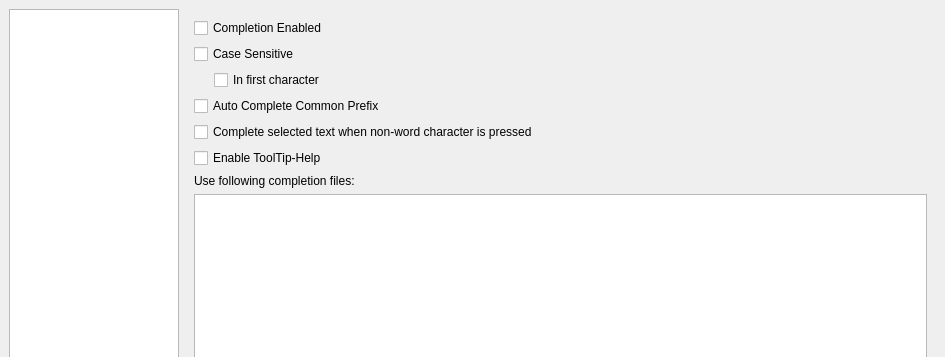
Before: the Qt Designer form configdialog.ui in svn2github/texstudio-trunk, drawn with Qt 5; both pictures show x 0 to 945 and y 0 to 357 of the 945 by 626 pixel window.
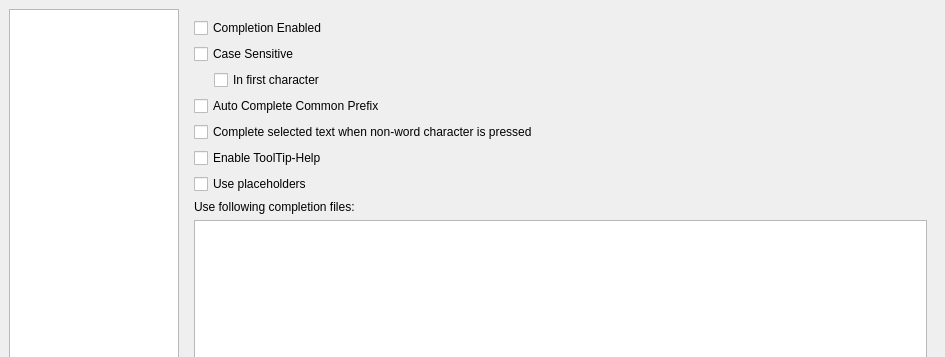
After: the same form once the commit is applied. The open tabs and pages were chosen to show the change. Icons and pictures are not drawn.

```diff
--- a/configdialog.ui
+++ b/configdialog.ui
@@ -1157,6 +1157,16 @@
          </property>
         </widget>
        </item>
+       <item>
+        <widget class="QCheckBox" name="checkBoxUsePlaceholders">
+         <property name="text">
+          <string>Use placeholders</string>
+         </property>
+         <property name="advancedOption" stdset="0">
+          <bool>true</bool>
+         </property>
+        </widget>
+       </item>
        <item>
         <widget class="QLabel" name="label_12">
          <property name="text">
```
Left out of the diff: 2 changed lines with no effect on the pictures.
